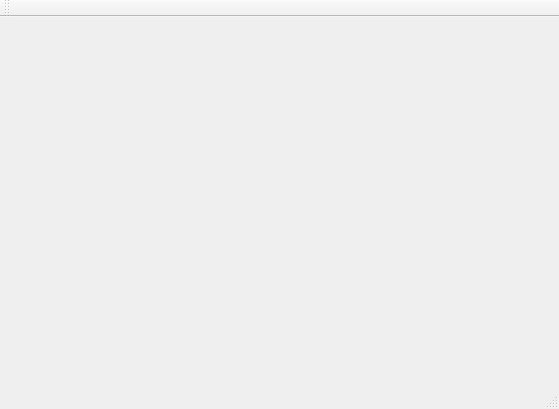
Qt form mainwindow.ui (cse20212/dsa_simulation) before a commit.
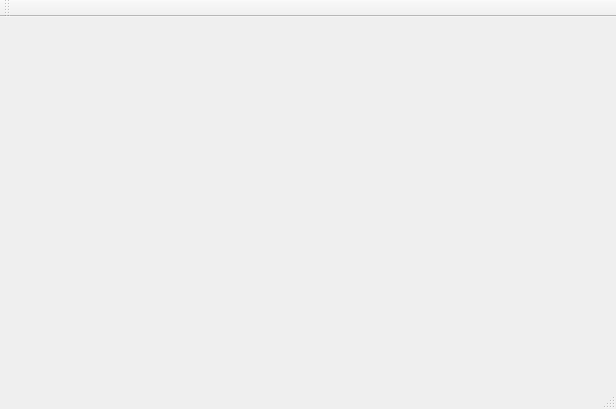
The same form after that commit.

What changed in the file:
```diff
--- a/mainwindow.ui
+++ b/mainwindow.ui
@@ -6,7 +6,7 @@
    <rect>
     <x>0</x>
     <y>0</y>
-    <width>559</width>
+    <width>616</width>
     <height>409</height>
    </rect>
   </property>
@@ -19,8 +19,8 @@
      <rect>
       <x>-1</x>
       <y>-1</y>
-      <width>561</width>
-      <height>351</height>
+      <width>621</width>
+      <height>361</height>
      </rect>
     </property>
     <layout class="QGridLayout" name="gridLayout"/>
```
Left out of the diff: 2 changed lines with no effect on the pictures.
